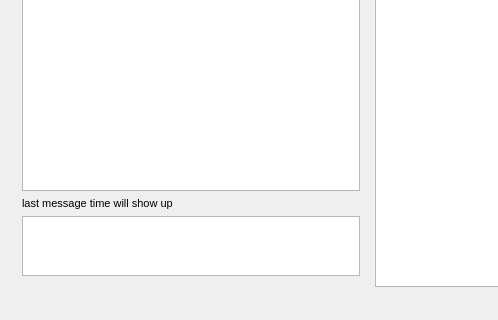
The window that SharedPainter/sharedpainter.ui (gunoodaddy/SharedPainter) describes before a commit, drawn with Qt 5; both pictures show x 0 to 498 and y 365 to 685 of the 718 by 685 pixel window.
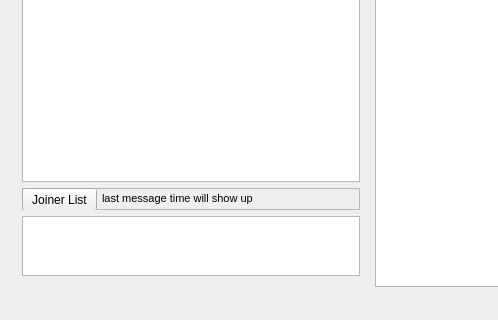
The same window after the commit.

Commit message: 0.7.6 version, joiner list view added, minor fix

```diff
--- a/SharedPainter/sharedpainter.ui
+++ b/SharedPainter/sharedpainter.ui
@@ -30,7 +30,41 @@
          </widget>
         </item>
         <item>
+         <widget class="QFrame" name="frame">
+          <property name="minimumSize">
+           <size>
+            <width>0</width>
+            <height>22</height>
+           </size>
+          </property>
+          <property name="frameShape">
+           <enum>QFrame::StyledPanel</enum>
+          </property>
+          <property name="frameShadow">
+           <enum>QFrame::Raised</enum>
+          </property>
+          <widget class="QPushButton" name="joinerButton">
+           <property name="geometry">
+            <rect>
+             <x>0</x>
+             <y>0</y>
+             <width>75</width>
+             <height>23</height>
+            </rect>
+           </property>
+           <property name="text">
+            <string>Joiner List</string>
+           </property>
+          </widget>
          <widget class="QLabel" name="labelLastMessageTime">
+           <property name="geometry">
+            <rect>
+             <x>80</x>
+             <y>0</y>
+             <width>261</width>
+             <height>21</height>
+            </rect>
+           </property>
           <property name="minimumSize">
            <size>
             <width>50</width>
@@ -47,6 +81,7 @@
            <string>last message time will show up</string>
           </property>
          </widget>
+         </widget>
         </item>
         <item>
          <widget class="QTextEdit" name="editMsg">
```
Left out of the diff: 21 changed lines with no effect on the pictures. Lines whose indentation alone changed are shown as unchanged. The commit also changes 12 other files.
